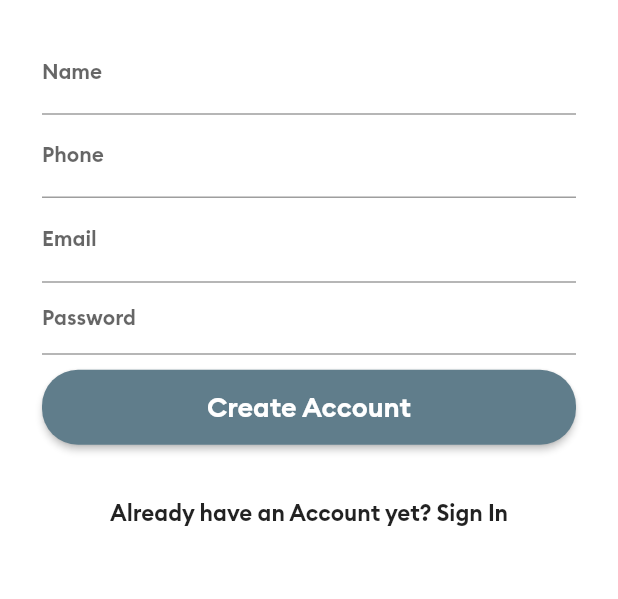
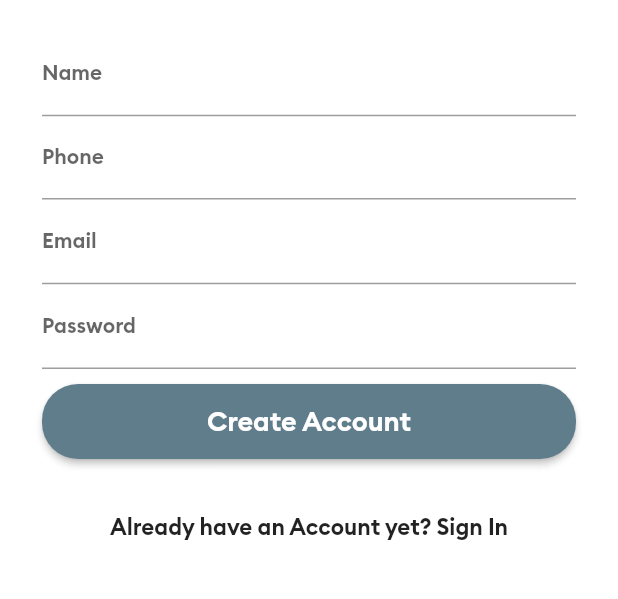
Before and after one commit to MathabatheTokelo/Rider-App, a Flutter app: the screen it shows after launch, after a tap on "Don't have an Account yet? Register Here", on a phone screen of 412 x 824 dp, the part 306-905 px from its top. Run offline on Flutter 3.47's test engine with Material 2 defaults, Android fonts, the phone set to English and light mode, and no system bars.

```diff
--- a/lib/Screens/RegistrationScreen.dart
+++ b/lib/Screens/RegistrationScreen.dart
@@ -1,4 +1,5 @@
 import 'package:final_year_project_rider_app/Screens/loginscreen.dart';
+import 'package:final_year_project_rider_app/Screens/mainscreen.dart';
 import 'package:flutter/material.dart';
 
 class RegistrationScreenn extends StatelessWidget {
@@ -35,16 +36,19 @@ class RegistrationScreenn extends StatelessWidget {
                 child: Column(
                   children: [
                     TextFormField(
-                      keyboardType: TextInputType.text,
+                      keyboardType: TextInputType.emailAddress,
                       decoration: InputDecoration(
                         labelText: "Name",
-                        labelStyle:
-                            TextStyle(fontSize: 14.0, fontFamily: "Brand Bold"),
+                        labelStyle: TextStyle(
+                          fontSize: 14.0,
+                        ),
                         hintStyle: TextStyle(
                           color: Colors.grey,
                           fontSize: 10.0,
                         ),
                       ),
+                      style:
+                          TextStyle(fontSize: 14.0, fontFamily: "Brand Bold"),
                     ),
                     TextFormField(
                       keyboardType: TextInputType.phone,
@@ -55,6 +59,7 @@ class RegistrationScreenn extends StatelessWidget {
                         hintStyle: TextStyle(
                           color: Colors.grey,
                           fontSize: 10.0,
+                          fontFamily: "Brand Bold",
                         ),
                       ),
                     ),
@@ -75,7 +80,7 @@ class RegistrationScreenn extends StatelessWidget {
                     ),
                     TextFormField(
                       obscureText: true,
-                      keyboardType: TextInputType.emailAddress,
+                      keyboardType: TextInputType.visiblePassword,
                       decoration: InputDecoration(
                         labelText: "Password",
                         labelStyle: TextStyle(
@@ -86,7 +91,8 @@ class RegistrationScreenn extends StatelessWidget {
                           fontSize: 10.0,
                         ),
                       ),
-                      style: TextStyle(fontSize: .0, fontFamily: "Brand Bold"),
+                      style:
+                          TextStyle(fontSize: 14.0, fontFamily: "Brand Bold"),
                     ),
                     SizedBox(height: 10.0),
                     RaisedButton(
--- a/lib/Screens/loginscreen.dart
+++ b/lib/Screens/loginscreen.dart
@@ -1,5 +1,5 @@
 import 'package:final_year_project_rider_app/Screens/RegistrationScreen.dart';
-import 'package:final_year_project_rider_app/Screens/registrationscreen.dart';
+import 'package:final_year_project_rider_app/Screens/mainscreen.dart';
 import 'package:flutter/material.dart';
 
 class LoginScreen extends StatelessWidget {
@@ -64,7 +64,8 @@ class LoginScreen extends StatelessWidget {
                           fontSize: 10.0,
                         ),
                       ),
-                      style: TextStyle(fontSize: .0, fontFamily: "Brand Bold"),
+                      style:
+                          TextStyle(fontSize: 14.0, fontFamily: "Brand Bold"),
                     ),
                     SizedBox(height: 10.0),
                     RaisedButton(
@@ -92,6 +93,7 @@ class LoginScreen extends StatelessWidget {
               SizedBox(height: 1.0),
               FlatButton(
                   onPressed: () {
+                    print("clicked");
                     Navigator.pushNamedAndRemoveUntil(context,
                         RegistrationScreenn.idScreen, (route) => false);
                   },
```
